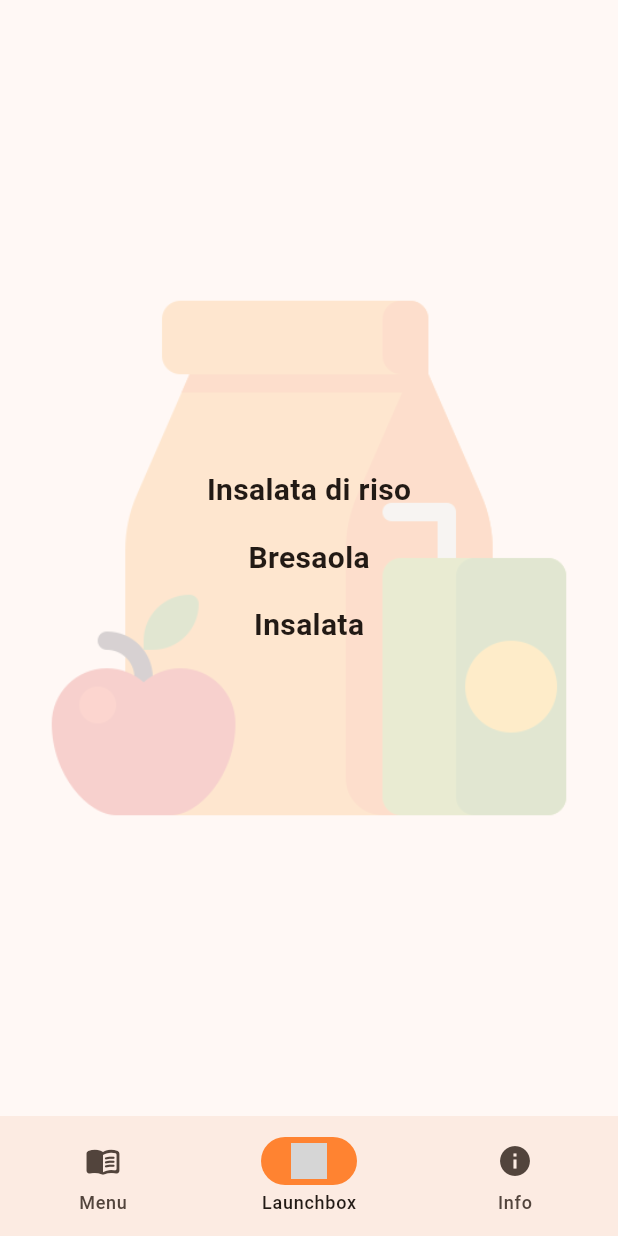
After one commit to andreadimax/oggiamensa.app, a Flutter app: the screen it shows after launch, item 2 of the bottom bar chosen, on a phone screen of 412 x 824 dp. The commit adds this screen. Run offline on Flutter 3.47's test engine with Material 3 defaults, Android fonts, the phone set to English and light mode, and no system bars; Roboto replaces fonts that are missing (Arial); grey boxes are pictures that could not be loaded.

Commit message:
add launchbox and info pages with navigation

```diff
--- /dev/null
+++ b/lib/info.dart
@@ -0,0 +1,14 @@
+import 'package:flutter/material.dart';
+
+class InfoBody extends StatelessWidget {
+
+  const InfoBody({super.key});
+
+  @override
+  Widget build(BuildContext context) {
+    return Container(
+      alignment: Alignment(0.0, 0.0),
+      child: Text("Hello")
+    );
+  }
+}
--- /dev/null
+++ b/lib/launchbox.dart
@@ -0,0 +1,54 @@
+import 'package:flutter/material.dart';
+
+class Launchbox extends StatelessWidget {
+  const Launchbox({super.key});
+
+  @override
+  Widget build(BuildContext context) {
+    return Padding(
+      padding: const EdgeInsets.all(10.0),
+      child: Container(
+        alignment: Alignment.center,
+        decoration: BoxDecoration(
+          image: DecorationImage(
+            image: AssetImage("asset/images/icons/lunch-bag.png"),
+            opacity: 0.2,
+            fit: BoxFit.contain
+          ),
+        ),
+        child: Column(
+          mainAxisAlignment: MainAxisAlignment.center,
+          children: [
+            Padding(
+              padding: const EdgeInsets.all(8.0),
+              child: Text("Insalata di riso",
+                  style: TextStyle(
+                    fontSize: 20,
+                    fontFamily: 'Arial',
+                    fontWeight: FontWeight.bold,
+                  )),
+            ),
+            Padding(
+              padding: const EdgeInsets.all(8.0),
+              child: Text("Bresaola",
+                  style: TextStyle(
+                    fontSize: 20,
+                    fontFamily: 'Arial',
+                    fontWeight: FontWeight.bold,
+                  )),
+            ),
+            Padding(
+              padding: const EdgeInsets.all(8.0),
+              child: Text("Insalata",
+                  style: TextStyle(
+                    fontSize: 20,
+                    fontFamily: 'Arial',
+                    fontWeight: FontWeight.bold,
+                  )),
+            ),
+          ],
+        ),
+      ),
+    );
+  }
+}
--- a/lib/main_page.dart
+++ b/lib/main_page.dart
@@ -1,14 +1,20 @@
 import 'package:flutter/material.dart';
 import 'mycard.dart';
 import 'dishtype.dart';
+import 'launchbox.dart';
+import 'info.dart';
 
-class MainPage extends StatelessWidget {
+class MainPage extends StatefulWidget {
   const MainPage({super.key});
 
   @override
+  State<MainPage> createState() => _MainPageContentState();
+}
+
+class MenuBody extends StatelessWidget {
+  @override
   Widget build(BuildContext context) {
-    return Scaffold(
-      body: Padding(
+    return Padding(
         padding: const EdgeInsets.all(20.0),
         child: Center(
           child: Column(
@@ -101,8 +107,38 @@ class MainPage extends StatelessWidget {
             ],
           ),
         ),
-      ),
+      );
+  }
+}
+
+class _MainPageContentState extends State<MainPage>{
+
+  final List<Widget> bodies = [
+    MenuBody(),
+    Launchbox(),
+    InfoBody()
+  ];
+
+  //state
+  int pageIndex = 0;
+
+  //setstate
+  void _setBody(int index) {
+    setState(() {
+      pageIndex = index;
+    });
+  }
+
+  @override
+  Widget build(BuildContext context) {
+    return Scaffold(
+      body: bodies[pageIndex],
       bottomNavigationBar: NavigationBar(
+        selectedIndex: pageIndex,
+        onDestinationSelected: (int index) {
+          _setBody(index);
+          print(index);
+        },
         destinations: <Widget>[
           const NavigationDestination(
             icon: Icon(Icons.menu_book_rounded),
```
Also changed, not shown: asset/images/icons/alien.png (added), asset/images/icons/bento.png (added), asset/images/icons/lunch-bag.png (added), 12 other files.
